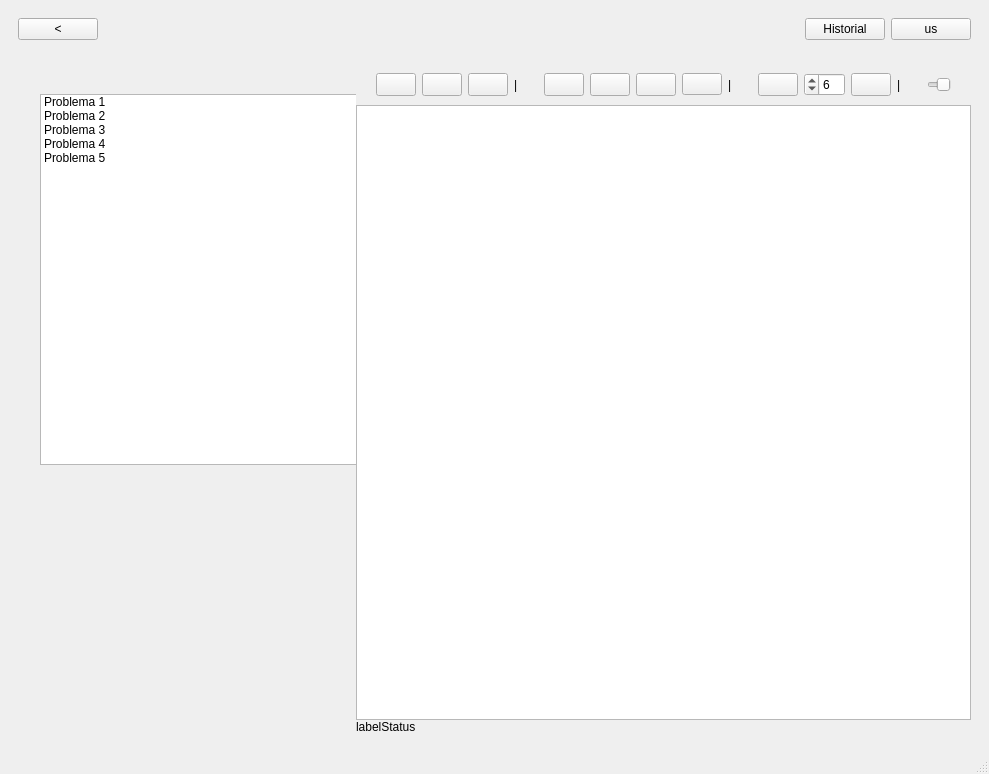
Before: the Qt Designer form proyecto/mainwindow.ui in anaasemad/IHM_carta, drawn with Qt 5.
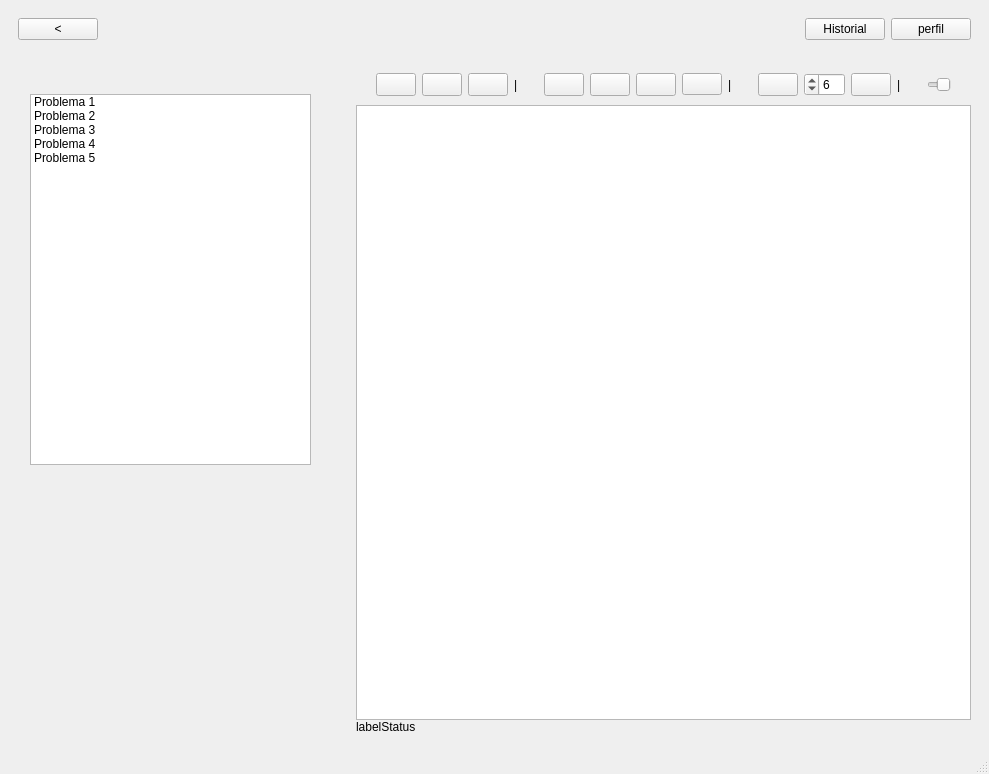
After: the same form once the commit is applied. The open tabs and pages were chosen to show the change. Icons and pictures are not drawn.

```diff
--- a/proyecto/mainwindow.ui
+++ b/proyecto/mainwindow.ui
@@ -81,7 +81,10 @@
           </sizepolicy>
          </property>
          <property name="text">
-          <string>us</string>
+          <string>perfil</string>
+         </property>
+         <property name="autoDefault">
+          <bool>false</bool>
          </property>
         </widget>
        </item>
@@ -472,9 +475,9 @@
               <widget class="QListWidget" name="listWidget">
                <property name="geometry">
                 <rect>
-                 <x>30</x>
+                 <x>20</x>
                  <y>30</y>
-                 <width>331</width>
+                 <width>281</width>
                  <height>371</height>
                 </rect>
                </property>
```
Left out of the diff: 2 changed lines with no effect on the pictures.
